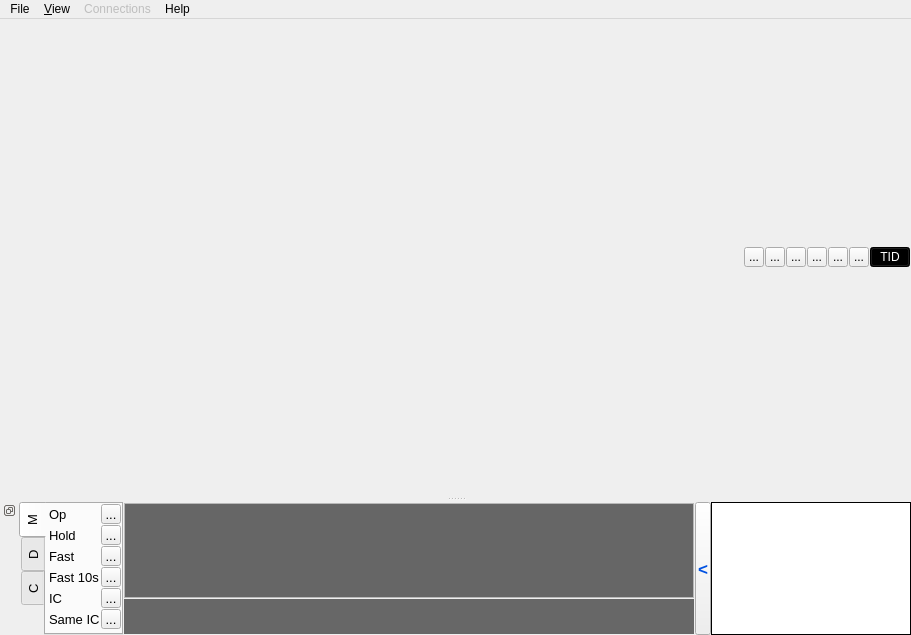
First picture: the form in data/graphics/mainwindow.ui, repository stijnbrunia/bluesky, before the edit.
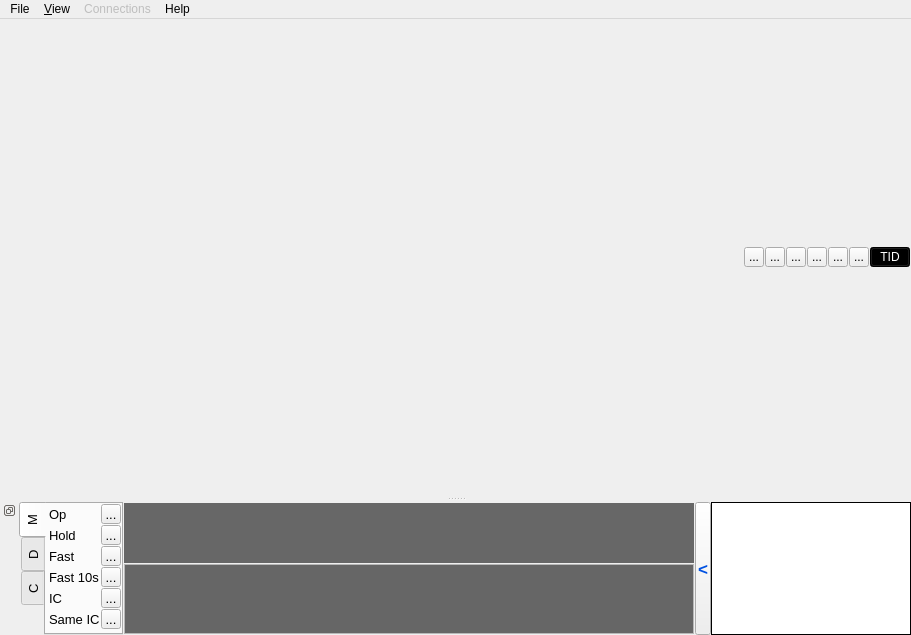
Second picture: the form after the edit. Custom widgets are drawn as their Qt base class.

Commit message: Main window change

What changed in the file:
```diff
--- a/data/graphics/mainwindow.ui
+++ b/data/graphics/mainwindow.ui
@@ -881,161 +881,6 @@
         <property name="bottomMargin">
          <number>1</number>
         </property>
-        <item>
-         <widget class="Stackwin" name="stackText">
-          <property name="sizePolicy">
-           <sizepolicy hsizetype="Expanding" vsizetype="Ignored">
-            <horstretch>0</horstretch>
-            <verstretch>0</verstretch>
-           </sizepolicy>
-          </property>
-          <property name="maximumSize">
-           <size>
-            <width>16777215</width>
-            <height>16777215</height>
-           </size>
-          </property>
-          <property name="palette">
-           <palette>
-            <active>
-             <colorrole role="Light">
-              <brush brushstyle="SolidPattern">
-               <color alpha="255">
-                <red>102</red>
-                <green>102</green>
-                <blue>102</blue>
-               </color>
-              </brush>
-             </colorrole>
-             <colorrole role="Text">
-              <brush brushstyle="SolidPattern">
-               <color alpha="255">
-                <red>0</red>
-                <green>240</green>
-                <blue>0</blue>
-               </color>
-              </brush>
-             </colorrole>
-             <colorrole role="Base">
-              <brush brushstyle="SolidPattern">
-               <color alpha="255">
-                <red>102</red>
-                <green>102</green>
-                <blue>102</blue>
-               </color>
-              </brush>
-             </colorrole>
-             <colorrole role="PlaceholderText">
-              <brush brushstyle="NoBrush">
-               <color alpha="128">
-                <red>0</red>
-                <green>240</green>
-                <blue>0</blue>
-               </color>
-              </brush>
-             </colorrole>
-            </active>
-            <inactive>
-             <colorrole role="Light">
-              <brush brushstyle="SolidPattern">
-               <color alpha="255">
-                <red>102</red>
-                <green>102</green>
-                <blue>102</blue>
-               </color>
-              </brush>
-             </colorrole>
-             <colorrole role="Text">
-              <brush brushstyle="SolidPattern">
-               <color alpha="255">
-                <red>0</red>
-                <green>240</green>
-                <blue>0</blue>
-               </color>
-              </brush>
-             </colorrole>
-             <colorrole role="Base">
-              <brush brushstyle="SolidPattern">
-               <color alpha="255">
-                <red>102</red>
-                <green>102</green>
-                <blue>102</blue>
-               </color>
-              </brush>
-             </colorrole>
-             <colorrole role="PlaceholderText">
-              <brush brushstyle="NoBrush">
-               <color alpha="128">
-                <red>0</red>
-                <green>240</green>
-                <blue>0</blue>
-               </color>
-              </brush>
-             </colorrole>
-            </inactive>
-            <disabled>
-             <colorrole role="Light">
-              <brush brushstyle="SolidPattern">
-               <color alpha="255">
-                <red>102</red>
-                <green>102</green>
-                <blue>102</blue>
-               </color>
-              </brush>
-             </colorrole>
-             <colorrole role="Text">
-              <brush brushstyle="SolidPattern">
-               <color alpha="255">
-                <red>127</red>
-                <green>127</green>
-                <blue>127</blue>
-               </color>
-              </brush>
-             </colorrole>
-             <colorrole role="Base">
-              <brush brushstyle="SolidPattern">
-               <color alpha="255">
-                <red>237</red>
-                <green>237</green>
-                <blue>237</blue>
-               </color>
-              </brush>
-             </colorrole>
-             <colorrole role="PlaceholderText">
-              <brush brushstyle="NoBrush">
-               <color alpha="128">
-                <red>0</red>
-                <green>240</green>
-                <blue>0</blue>
-               </color>
-              </brush>
-             </colorrole>
-            </disabled>
-           </palette>
-          </property>
-          <property name="font">
-           <font>
-            <family>Courier New</family>
-            <kerning>false</kerning>
-           </font>
-          </property>
-          <property name="focusPolicy">
-           <enum>Qt::NoFocus</enum>
-          </property>
-          <property name="layoutDirection">
-           <enum>Qt::LeftToRight</enum>
-          </property>
-          <property name="undoRedoEnabled">
-           <bool>false</bool>
-          </property>
-          <property name="readOnly">
-           <bool>true</bool>
-          </property>
-          <property name="textInteractionFlags">
-           <set>Qt::LinksAccessibleByKeyboard|Qt::LinksAccessibleByMouse</set>
-          </property>
-         </widget>
-        </item>
         <item>
          <widget class="Cmdline" name="lineEdit">
           <property name="sizePolicy">
@@ -1053,7 +898,7 @@
           <property name="maximumSize">
            <size>
             <width>16777214</width>
-            <height>35</height>
+            <height>60</height>
            </size>
           </property>
           <property name="palette">
@@ -1149,7 +994,7 @@
           </property>
           <property name="font">
            <font>
-            <pointsize>15</pointsize>
+            <pointsize>30</pointsize>
            </font>
           </property>
           <property name="cursor" stdset="0">
@@ -1181,6 +1026,161 @@
           </property>
          </widget>
         </item>
+        <item>
+         <widget class="Stackwin" name="stackText">
+          <property name="sizePolicy">
+           <sizepolicy hsizetype="Expanding" vsizetype="Ignored">
+            <horstretch>0</horstretch>
+            <verstretch>0</verstretch>
+           </sizepolicy>
+          </property>
+          <property name="maximumSize">
+           <size>
+            <width>16777215</width>
+            <height>16777215</height>
+           </size>
+          </property>
+          <property name="palette">
+           <palette>
+            <active>
+             <colorrole role="Light">
+              <brush brushstyle="SolidPattern">
+               <color alpha="255">
+                <red>102</red>
+                <green>102</green>
+                <blue>102</blue>
+               </color>
+              </brush>
+             </colorrole>
+             <colorrole role="Text">
+              <brush brushstyle="SolidPattern">
+               <color alpha="255">
+                <red>0</red>
+                <green>240</green>
+                <blue>0</blue>
+               </color>
+              </brush>
+             </colorrole>
+             <colorrole role="Base">
+              <brush brushstyle="SolidPattern">
+               <color alpha="255">
+                <red>102</red>
+                <green>102</green>
+                <blue>102</blue>
+               </color>
+              </brush>
+             </colorrole>
+             <colorrole role="PlaceholderText">
+              <brush brushstyle="NoBrush">
+               <color alpha="128">
+                <red>0</red>
+                <green>240</green>
+                <blue>0</blue>
+               </color>
+              </brush>
+             </colorrole>
+            </active>
+            <inactive>
+             <colorrole role="Light">
+              <brush brushstyle="SolidPattern">
+               <color alpha="255">
+                <red>102</red>
+                <green>102</green>
+                <blue>102</blue>
+               </color>
+              </brush>
+             </colorrole>
+             <colorrole role="Text">
+              <brush brushstyle="SolidPattern">
+               <color alpha="255">
+                <red>0</red>
+                <green>240</green>
+                <blue>0</blue>
+               </color>
+              </brush>
+             </colorrole>
+             <colorrole role="Base">
+              <brush brushstyle="SolidPattern">
+               <color alpha="255">
+                <red>102</red>
+                <green>102</green>
+                <blue>102</blue>
+               </color>
+              </brush>
+             </colorrole>
+             <colorrole role="PlaceholderText">
+              <brush brushstyle="NoBrush">
+               <color alpha="128">
+                <red>0</red>
+                <green>240</green>
+                <blue>0</blue>
+               </color>
+              </brush>
+             </colorrole>
+            </inactive>
+            <disabled>
+             <colorrole role="Light">
+              <brush brushstyle="SolidPattern">
+               <color alpha="255">
+                <red>102</red>
+                <green>102</green>
+                <blue>102</blue>
+               </color>
+              </brush>
+             </colorrole>
+             <colorrole role="Text">
+              <brush brushstyle="SolidPattern">
+               <color alpha="255">
+                <red>127</red>
+                <green>127</green>
+                <blue>127</blue>
+               </color>
+              </brush>
+             </colorrole>
+             <colorrole role="Base">
+              <brush brushstyle="SolidPattern">
+               <color alpha="255">
+                <red>237</red>
+                <green>237</green>
+                <blue>237</blue>
+               </color>
+              </brush>
+             </colorrole>
+             <colorrole role="PlaceholderText">
+              <brush brushstyle="NoBrush">
+               <color alpha="128">
+                <red>0</red>
+                <green>240</green>
+                <blue>0</blue>
+               </color>
+              </brush>
+             </colorrole>
+            </disabled>
+           </palette>
+          </property>
+          <property name="font">
+           <font>
+            <family>Courier New</family>
+            <kerning>false</kerning>
+           </font>
+          </property>
+          <property name="focusPolicy">
+           <enum>Qt::NoFocus</enum>
+          </property>
+          <property name="layoutDirection">
+           <enum>Qt::LeftToRight</enum>
+          </property>
+          <property name="undoRedoEnabled">
+           <bool>false</bool>
+          </property>
+          <property name="readOnly">
+           <bool>true</bool>
+          </property>
+          <property name="textInteractionFlags">
+           <set>Qt::LinksAccessibleByKeyboard|Qt::LinksAccessibleByMouse</set>
+          </property>
+         </widget>
+        </item>
        </layout>
       </widget>
      </item>
```
The commit also changes 1 other file.
